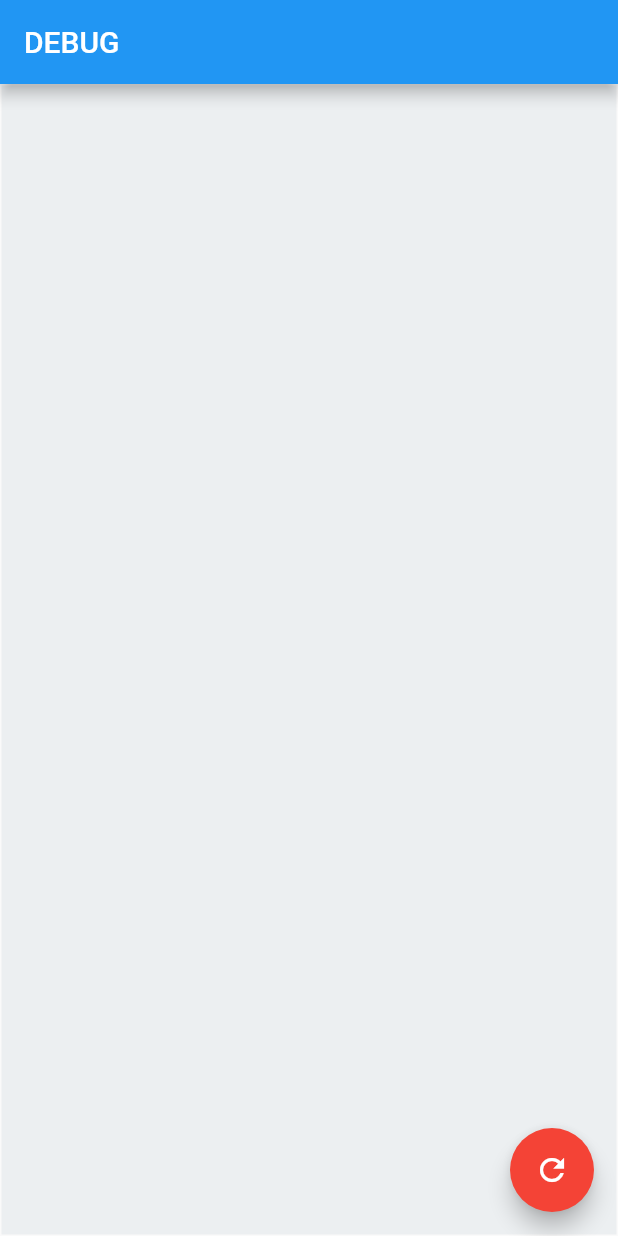
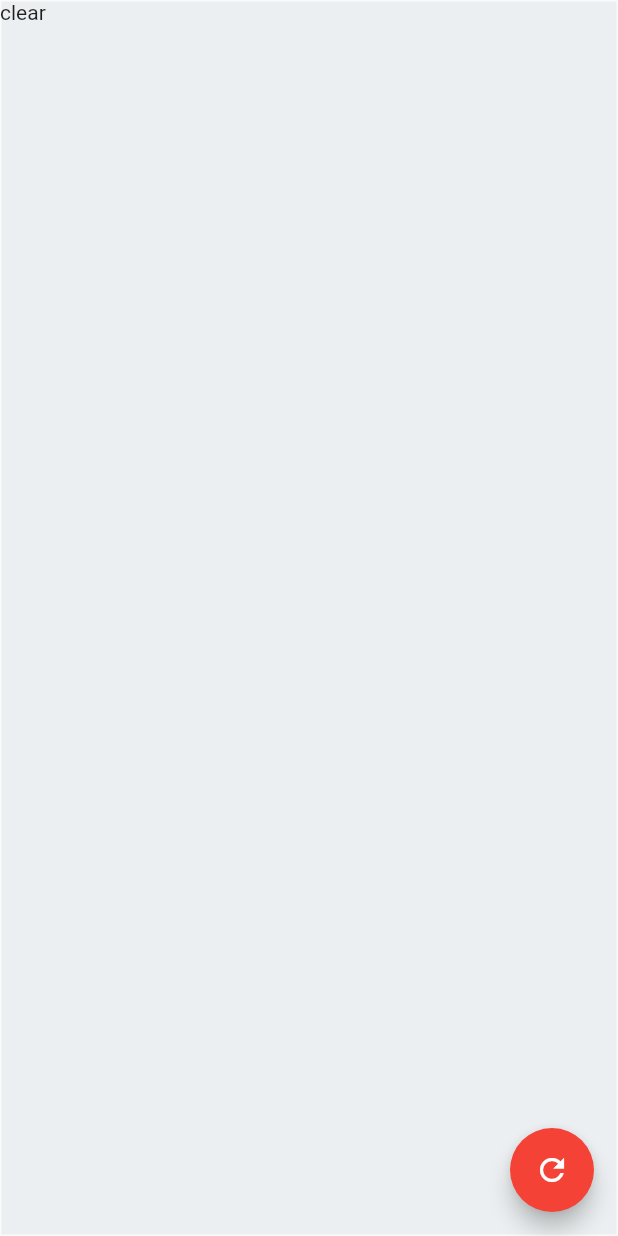
Before and after one commit to mkizka/flumemo, a Flutter app: the screen it shows after launch, after a tap on the "refresh" icon, on a phone screen of 412 x 824 dp. Run offline on Flutter 3.47's test engine with Material 2 defaults, Android fonts, the phone set to English and light mode, and no system bars.

Commit message:
デバッグ整備

```diff
--- a/lib/main.dart
+++ b/lib/main.dart
@@ -24,8 +24,15 @@ class _MyHomePageState extends State<MyHomePage> {
   Line currentLine = Line([], Colors.black);
   List<Line> lines = [];
 
-  String _debug = 'DEBUG';
+  List<String> _logs = [];
   bool isDebug = true;
+
+  List<Widget> createTextList(List<String> logs, {int lineCount: 15}) {
+    if (logs.length > lineCount) {
+      logs = logs.sublist(logs.length - lineCount, logs.length);
+    }
+    return logs.map((String log) => Text(log)).toList();
+  }
 
   @override
   Widget build(BuildContext context) {
@@ -39,29 +46,43 @@ class _MyHomePageState extends State<MyHomePage> {
     );
 
     return Scaffold(
-      appBar: isDebug ? AppBar(title: Text(_debug)) : null,
-      body: GestureDetector(
+      body: Stack(
+        children: [
+          GestureDetector(
             onPanUpdate: (DragUpdateDetails details) {
               setState(() {
                 RenderBox box = context.findRenderObject();
                 Offset point = box.globalToLocal(details.globalPosition);
-            point = point.translate(0.0, -(AppBar().preferredSize.height));
-
                 currentLine.points.add(point);
+                _logs.add('onPanUpdate');
               });
             },
             onPanEnd: (DragEndDetails details) {
+              if (currentLine.points.length >= 1) {
                 lines.add(currentLine);
                 currentLine = Line([], Colors.black);
+              }
+              _logs.add('onPanEnd');
             },
             child: sketchArea,
+          ),
+          Container(
+            alignment: Alignment.bottomLeft,
+            child: Column(
+              children: createTextList(_logs),
+            ),
+          ),
+        ],
       ),
       floatingActionButton: FloatingActionButton(
         tooltip: 'clear Screen',
         backgroundColor: Colors.red,
         child: Icon(Icons.refresh),
         onPressed: () {
-          setState(() => lines.clear());
+          setState(() {
+            lines.clear();
+            _logs.add('clear');
+          });
         },
       ),
     );
```
Lines whose indentation alone changed are shown as unchanged.
